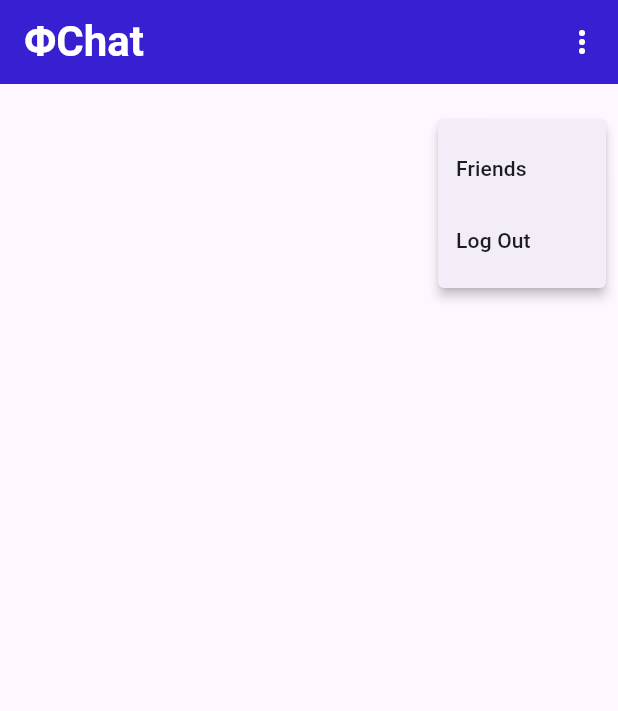
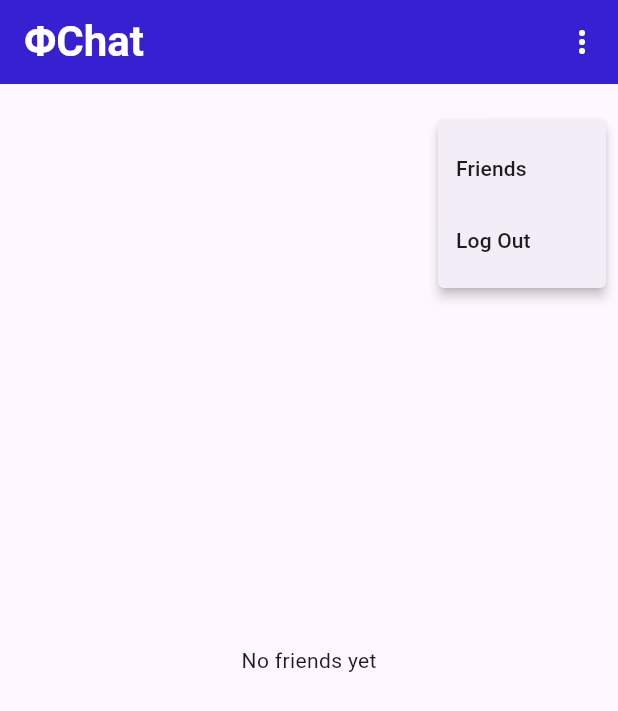
Before and after one commit to Abdullahshaz70/myChatApp, a Flutter app: the Chats screen opened directly, after a tap on the "more vert" icon, on a phone screen of 412 x 824 dp. Shown: the top 711 px of the screen. Run offline on Flutter 3.47's test engine with Material 3 defaults, Android fonts, the phone set to English and light mode, and no system bars; our stand-ins replace cloud_firestore, firebase_auth, firebase_core; accounts and stored records are empty; network calls fail.

Commit message:
Frieds req all thing is done with Chat done

```diff
--- a/lib/chats.dart
+++ b/lib/chats.dart
@@ -4,6 +4,7 @@ import 'package:flutter/material.dart';
 
 import 'login.dart';
 import 'friends.dart';
+import 'chatScren.widget.dart';
 
 class Chats extends StatefulWidget{
   @override
@@ -22,7 +23,6 @@ class _Chats extends State<Chats>{
           (route) => false,
     );
   }
-
   void Menu(){
     showMenu(
         context: context,
@@ -67,6 +67,34 @@ class _Chats extends State<Chats>{
     });
   }
 
+  List<Map<String, dynamic>> friends = [];
+
+  void fetchFriends() async {
+    final currentUser = FirebaseAuth.instance.currentUser;
+    if (currentUser == null) return;
+
+    final snapshot = await FirebaseFirestore.instance
+        .collection('user')
+        .doc(currentUser.uid)
+        .collection('friends')
+        .get();
+
+    final List<Map<String, dynamic>> loadedFriends = [];
+
+    for (var doc in snapshot.docs) {
+      loadedFriends.add(doc.data());
+    }
+
+    setState(() {
+      friends = loadedFriends;
+    });
+  }
+
+  void initState(){
+    super.initState();
+    fetchFriends();
+  }
+
   Widget build (BuildContext context){
     return Scaffold(
       appBar: AppBar(
@@ -78,6 +106,38 @@ class _Chats extends State<Chats>{
         ],
       ),
 
+      body: Center(
+        child: Column(
+          children: [
+            Expanded(
+              child: friends.isEmpty
+                  ? Center(child: Text("No friends yet"))
+                  : ListView.builder(
+                itemCount: friends.length,
+                itemBuilder: (context, index) {
+                  final friend = friends[index];
+                  return ListTile(
+                    onTap: () {
+                      Navigator.push(
+                        context,
+                        MaterialPageRoute(
+                          builder: (context) => ChatScreen(
+                            friendData: friend,
+                          ),
+                        ),
+                      );
+                    },
+                    leading: Icon(Icons.person),
+                    title: Text(friend['name'] ?? 'No Name'),
+                    subtitle: Text(friend['email'] ?? 'No Email'),
+                  );
+                },
+              ),
+            ),
+          ],
+        ),
+      ),
+
     );
   }
 }
```
Also changed, not shown: lib/chatScren.widget.dart (added, +124 -0 lines), lib/friends.dart (+1 -21 lines), lib/onlyFreindsTab.dart (added, +86 -0 lines), lib/requestTab.dart (+11 -7 lines).
